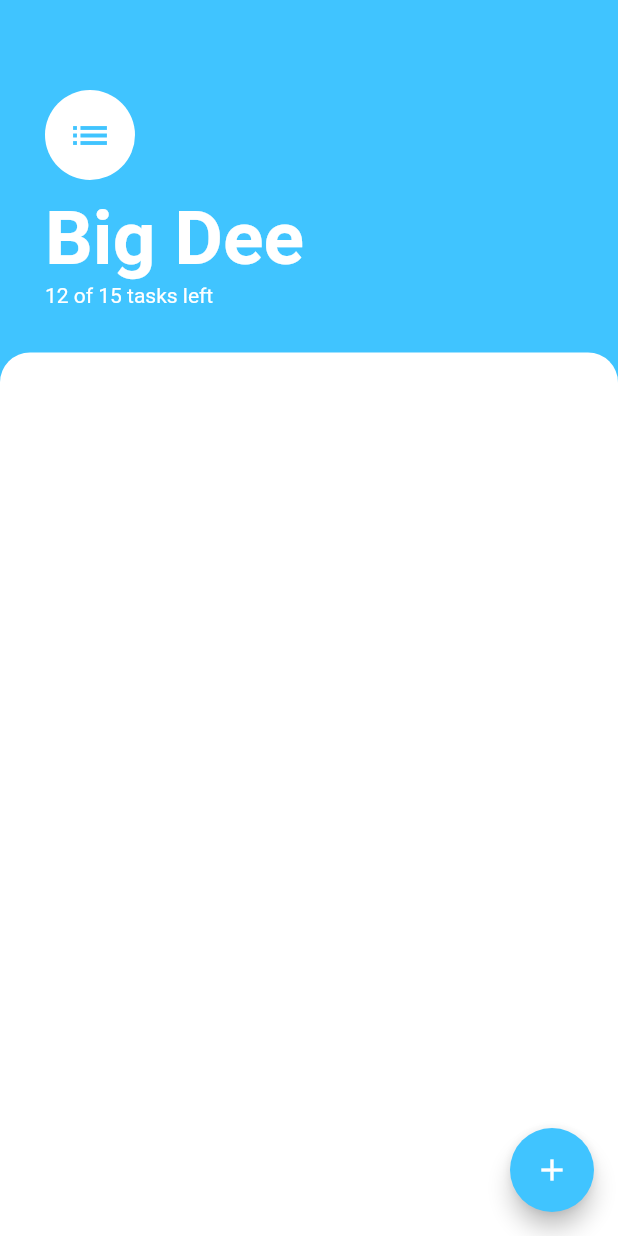
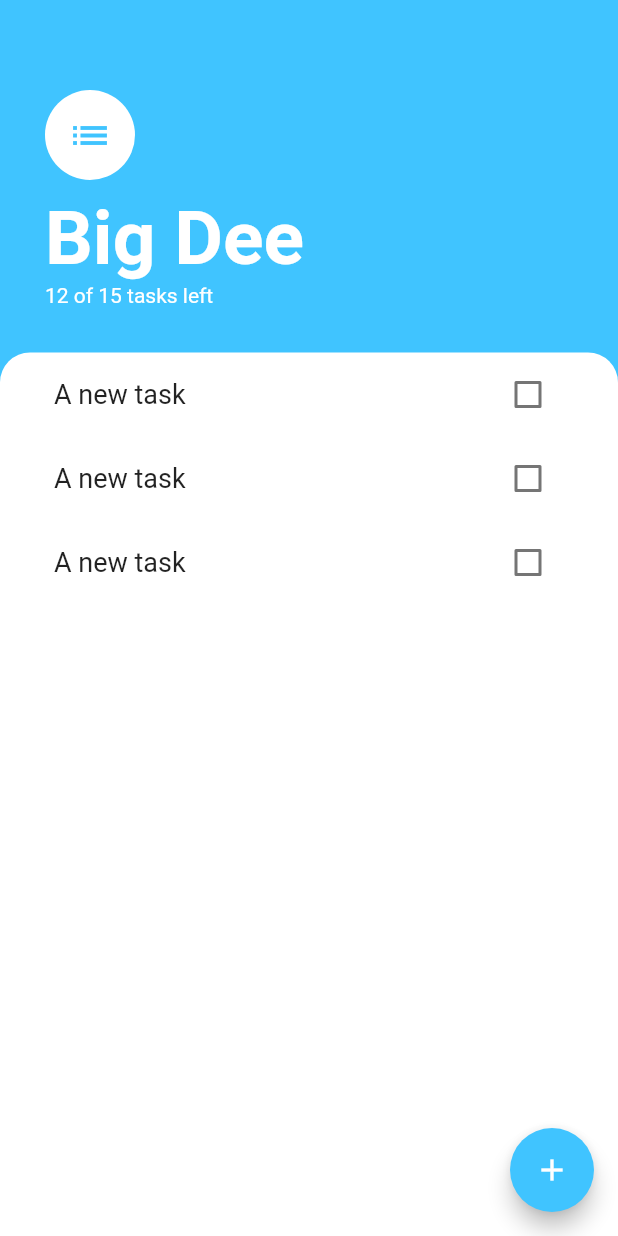
Before and after one commit to Erhabor-Fona/Todo-app, a Flutter app: the screen it shows after launch, on a phone screen of 412 x 824 dp. Run offline on Flutter 3.47's test engine with Material 2 defaults, Android fonts, the phone set to English and light mode, and no system bars.

Commit message:
Update: Updated the task screen to include the list of task on the screen by creating two new custom widgets.

```diff
--- a/lib/Screens/task.screen.dart
+++ b/lib/Screens/task.screen.dart
@@ -1,5 +1,6 @@
 import 'package:flutter/cupertino.dart';
 import 'package:flutter/material.dart';
+import 'package:todo/Widgets/task.list.dart';
 
 class TaskScreen extends StatelessWidget {
   const TaskScreen({Key? key}) : super(key: key);
@@ -52,6 +53,7 @@ class TaskScreen extends StatelessWidget {
             ),
             Expanded(
               child: Container(
+                padding: EdgeInsets.symmetric(horizontal: 20.0),
                 decoration: BoxDecoration(
                     color: Colors.white,
                     borderRadius: BorderRadius.only(
@@ -59,6 +61,7 @@ class TaskScreen extends StatelessWidget {
                       topRight: Radius.circular(20.0),
                     )
                 ),
+                child: TaskList(),
               ),
             )
           ],
--- /dev/null
+++ b/lib/Widgets/task.list.dart
@@ -0,0 +1,15 @@
+import 'package:flutter/material.dart';
+import 'task.tile.dart';
+
+class TaskList extends StatelessWidget {
+  @override
+  Widget build(BuildContext context) {
+    return ListView(
+      children: <Widget>[
+        TaskTile(),
+        TaskTile(),
+        TaskTile(),
+      ],
+    );
+  }
+}
--- /dev/null
+++ b/lib/Widgets/task.tile.dart
@@ -0,0 +1,15 @@
+import 'package:flutter/material.dart';
+
+class TaskTile extends StatelessWidget {
+  @override
+  Widget build(BuildContext context) {
+    return ListTile(
+      title: Text('A new task',
+        style: TextStyle(fontSize: 18.0),),
+      trailing: Checkbox(
+        value: false,
+        onChanged:(value){},
+      ),
+    );
+  }
+}
```
